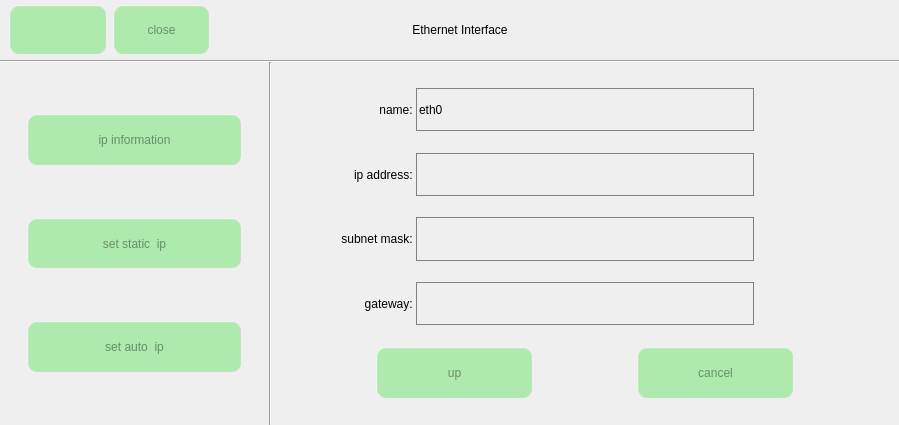
First picture: the form in ipset.ui, repository jizizihe/baijie_demo, before the edit.
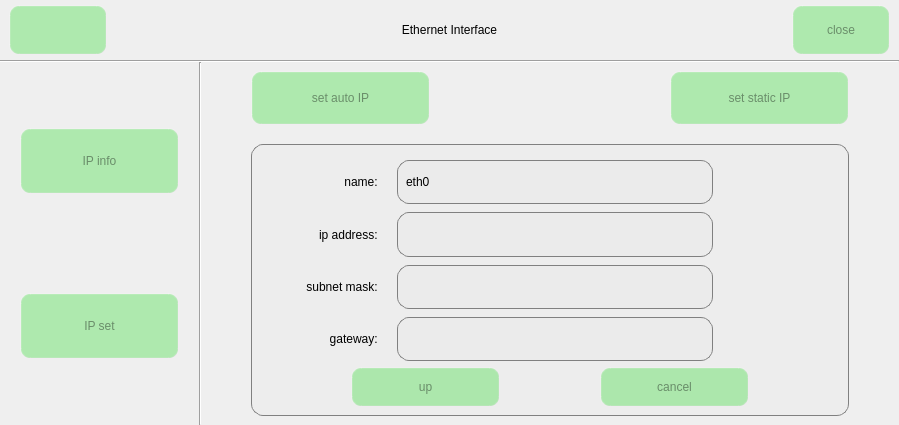
Second picture: the form after the edit. The open tabs and pages were chosen to show the change. Icons and pictures are not drawn.

Commit message: func: 1.change the list shows connected device, saved devices, and scanned devices in wifi       2.change the list shows connected device, saved devices, and scanned devices in bluetooth       3.change layout of set ip in Ethernet       4.add Click File to check or uncheck in Storage

What changed in the file:
```diff
--- a/ipset.ui
+++ b/ipset.ui
@@ -139,7 +139,7 @@
      </widget>
     </item>
     <item row="2" column="0">
-     <layout class="QHBoxLayout" name="horizontalLayout_7" stretch="3,0,7">
+     <layout class="QHBoxLayout" name="horizontalLayout_7" stretch="2,0,7">
       <property name="spacing">
        <number>0</number>
       </property>
@@ -175,7 +175,7 @@
           </spacer>
          </item>
          <item>
-          <layout class="QVBoxLayout" name="verticalLayout" stretch="2,2,2,2,2,2,2">
+          <layout class="QVBoxLayout" name="verticalLayout" stretch="2,2,3,2,2">
            <property name="spacing">
             <number>0</number>
            </property>
@@ -210,7 +210,7 @@
               <string notr="true"/>
              </property>
              <property name="text">
-              <string>ip information</string>
+              <string>IP info</string>
              </property>
              <property name="icon">
               <iconset resource="translation.qrc">
@@ -252,7 +252,7 @@
               </size>
              </property>
              <property name="text">
-              <string>set static  ip</string>
+              <string>IP set</string>
              </property>
              <property name="icon">
               <iconset resource="translation.qrc">
@@ -266,48 +266,6 @@
              </property>
             </widget>
            </item>
-           <item>
-            <spacer name="verticalSpacer_4">
-             <property name="orientation">
-              <enum>Qt::Vertical</enum>
-             </property>
-             <property name="sizeHint" stdset="0">
-              <size>
-               <width>20</width>
-               <height>28</height>
-              </size>
-             </property>
-            </spacer>
-           </item>
-           <item>
-            <widget class="QPushButton" name="delStaticIpBtn">
-             <property name="sizePolicy">
-              <sizepolicy hsizetype="Minimum" vsizetype="Minimum">
-               <horstretch>0</horstretch>
-               <verstretch>0</verstretch>
-              </sizepolicy>
-             </property>
-             <property name="minimumSize">
-              <size>
-               <width>0</width>
-               <height>0</height>
-              </size>
-             </property>
-             <property name="text">
-              <string>set auto  ip</string>
-             </property>
-             <property name="icon">
-              <iconset resource="translation.qrc">
-               <normaloff>:/button_image/ethernet/run.png</normaloff>:/button_image/ethernet/run.png</iconset>
-             </property>
-             <property name="iconSize">
-              <size>
-               <width>30</width>
-               <height>30</height>
-              </size>
-             </property>
-            </widget>
-           </item>
            <item>
             <spacer name="verticalSpacer_6">
              <property name="orientation">
@@ -425,35 +383,142 @@
            <property name="focusPolicy">
             <enum>Qt::WheelFocus</enum>
            </property>
-           <layout class="QVBoxLayout" name="verticalLayout_5" stretch="1,10,2,1">
+           <layout class="QHBoxLayout" name="horizontalLayout_4" stretch="1,12,1">
             <property name="spacing">
              <number>0</number>
             </property>
             <property name="leftMargin">
              <number>0</number>
             </property>
-            <property name="topMargin">
-             <number>0</number>
-            </property>
             <property name="rightMargin">
+             <number>0</number>
+            </property>
+            <item>
+             <spacer name="horizontalSpacer_6">
+              <property name="orientation">
+               <enum>Qt::Horizontal</enum>
+              </property>
+              <property name="sizeHint" stdset="0">
+               <size>
+                <width>47</width>
+                <height>20</height>
+               </size>
+              </property>
+             </spacer>
+            </item>
+            <item>
+             <layout class="QVBoxLayout" name="verticalLayout_6" stretch="3,1,15">
+              <property name="spacing">
+               <number>0</number>
+              </property>
+              <item>
+               <layout class="QHBoxLayout" name="horizontalLayout_3" stretch="3,4,3">
+                <property name="spacing">
              <number>0</number>
             </property>
             <property name="bottomMargin">
              <number>0</number>
             </property>
             <item>
-             <spacer name="verticalSpacer_14">
+                 <widget class="QPushButton" name="delStaticIpBtn">
+                  <property name="sizePolicy">
+                   <sizepolicy hsizetype="Minimum" vsizetype="Minimum">
+                    <horstretch>0</horstretch>
+                    <verstretch>0</verstretch>
+                   </sizepolicy>
+                  </property>
+                  <property name="minimumSize">
+                   <size>
+                    <width>0</width>
+                    <height>0</height>
+                   </size>
+                  </property>
+                  <property name="text">
+                   <string>set auto IP</string>
+                  </property>
+                  <property name="icon">
+                   <iconset resource="translation.qrc">
+                    <normaloff>:/button_image/d_ip.svg</normaloff>:/button_image/d_ip.svg</iconset>
+                  </property>
+                  <property name="iconSize">
+                   <size>
+                    <width>36</width>
+                    <height>36</height>
+                   </size>
+                  </property>
+                 </widget>
+                </item>
+                <item>
+                 <spacer name="horizontalSpacer_4">
+                  <property name="orientation">
+                   <enum>Qt::Horizontal</enum>
+                  </property>
+                  <property name="sizeHint" stdset="0">
+                   <size>
+                    <width>40</width>
+                    <height>20</height>
+                   </size>
+                  </property>
+                 </spacer>
+                </item>
+                <item>
+                 <widget class="QPushButton" name="pushButton">
+                  <property name="sizePolicy">
+                   <sizepolicy hsizetype="Minimum" vsizetype="Minimum">
+                    <horstretch>0</horstretch>
+                    <verstretch>0</verstretch>
+                   </sizepolicy>
+                  </property>
+                  <property name="text">
+                   <string>set static IP</string>
+                  </property>
+                  <property name="icon">
+                   <iconset resource="translation.qrc">
+                    <normaloff>:/button_image/s_ip.svg</normaloff>:/button_image/s_ip.svg</iconset>
+                  </property>
+                  <property name="iconSize">
+                   <size>
+                    <width>30</width>
+                    <height>30</height>
+                   </size>
+                  </property>
+                 </widget>
+                </item>
+               </layout>
+              </item>
+              <item>
+               <spacer name="verticalSpacer_3">
               <property name="orientation">
                <enum>Qt::Vertical</enum>
               </property>
               <property name="sizeHint" stdset="0">
                <size>
                 <width>20</width>
-                <height>21</height>
+                  <height>40</height>
                </size>
               </property>
              </spacer>
             </item>
+              <item>
+               <widget class="QWidget" name="widget" native="true">
+                <property name="styleSheet">
+                 <string notr="true">  border-radius: 12px; 
+  padding: 6px; 
+  background-color:rgba(255, 255, 255, 80);
+background-color: rgb(217, 217, 217,30);
+  border:1px solid gray;
+</string>
+                </property>
+                <layout class="QVBoxLayout" name="verticalLayout_5" stretch="5,1">
+                 <property name="leftMargin">
+                  <number>0</number>
+                 </property>
+                 <property name="topMargin">
+                  <number>16</number>
+                 </property>
+                 <property name="rightMargin">
+                  <number>0</number>
+                 </property>
             <item>
              <layout class="QHBoxLayout" name="horizontalLayout_2" stretch="1,2,7,3">
               <item>
@@ -470,9 +535,9 @@
                </spacer>
               </item>
               <item>
-               <layout class="QVBoxLayout" name="verticalLayout_2" stretch="2,1,2,1,2,1,2,1">
+                    <layout class="QVBoxLayout" name="verticalLayout_2" stretch="3,3,3,3">
                 <property name="spacing">
-                 <number>0</number>
+                      <number>8</number>
                 </property>
                 <item>
                  <widget class="QLabel" name="label_6">
@@ -488,6 +553,10 @@
                     <height>0</height>
                    </size>
                   </property>
+                       <property name="styleSheet">
+                        <string notr="true">background-color:transparent;
+border:1px solid transparent;</string>
+                       </property>
                   <property name="text">
                    <string>name: </string>
                   </property>
@@ -496,19 +565,6 @@
                   </property>
                  </widget>
                 </item>
-                <item>
-                 <spacer name="verticalSpacer_11">
-                  <property name="orientation">
-                   <enum>Qt::Vertical</enum>
-                  </property>
-                  <property name="sizeHint" stdset="0">
-                   <size>
-                    <width>20</width>
-                    <height>40</height>
-                   </size>
-                  </property>
-                 </spacer>
-                </item>
                 <item>
                  <widget class="QLabel" name="label_7">
                   <property name="sizePolicy">
@@ -523,6 +579,9 @@
                     <height>0</height>
                    </size>
                   </property>
+                       <property name="styleSheet">
+                        <string notr="true">background-color:transparent;border:1px solid transparent;</string>
+                       </property>
                   <property name="text">
                    <string>ip address: </string>
                   </property>
@@ -531,21 +590,11 @@
                   </property>
                  </widget>
                 </item>
-                <item>
-                 <spacer name="verticalSpacer_3">
-                  <property name="orientation">
-                   <enum>Qt::Vertical</enum>
-                  </property>
-                  <property name="sizeHint" stdset="0">
-                   <size>
-                    <width>20</width>
-                    <height>16</height>
-                   </size>
-                  </property>
-                 </spacer>
-                </item>
                 <item>
                  <widget class="QLabel" name="label_3">
+                       <property name="styleSheet">
+                        <string notr="true">background-color:transparent;border:1px solid transparent;</string>
+                       </property>
                   <property name="text">
                    <string>subnet mask: </string>
                   </property>
@@ -554,21 +603,11 @@
                   </property>
                  </widget>
                 </item>
-                <item>
-                 <spacer name="verticalSpacer_9">
-                  <property name="orientation">
-                   <enum>Qt::Vertical</enum>
-                  </property>
-                  <property name="sizeHint" stdset="0">
-                   <size>
-                    <width>20</width>
-                    <height>19</height>
-                   </size>
-                  </property>
-                 </spacer>
-                </item>
                 <item>
                  <widget class="QLabel" name="label_2">
+                       <property name="styleSheet">
+                        <string notr="true">background-color:transparent;border:1px solid transparent;</string>
+                       </property>
                   <property name="text">
                    <string>gateway: </string>
                   </property>
@@ -577,25 +616,12 @@
                   </property>
                  </widget>
                 </item>
-                <item>
-                 <spacer name="verticalSpacer_5">
-                  <property name="orientation">
-                   <enum>Qt::Vertical</enum>
-                  </property>
-                  <property name="sizeHint" stdset="0">
-                   <size>
-                    <width>20</width>
-                    <height>16</height>
-                   </size>
-                  </property>
-                 </spacer>
-                </item>
                </layout>
               </item>
               <item>
-               <layout class="QVBoxLayout" name="verticalLayout_4" stretch="2,1,2,1,2,1,2,1">
+                    <layout class="QVBoxLayout" name="verticalLayout_4" stretch="3,3,3,3">
                 <property name="spacing">
-                 <number>0</number>
+                      <number>8</number>
                 </property>
                 <item>
                  <widget class="QLineEdit" name="nameLineEdit">
@@ -617,24 +643,15 @@
                     <height>16777215</height>
                    </size>
                   </property>
+                       <property name="styleSheet">
+                        <string notr="true">
+</string>
+                       </property>
                   <property name="text">
                    <string>eth0</string>
                   </property>
                  </widget>
                 </item>
-                <item>
-                 <spacer name="verticalSpacer_8">
-                  <property name="orientation">
-                   <enum>Qt::Vertical</enum>
-                  </property>
-                  <property name="sizeHint" stdset="0">
-                   <size>
-                    <width>20</width>
-                    <height>40</height>
-                   </size>
-                  </property>
-                 </spacer>
-                </item>
                 <item>
                  <widget class="QLineEdit" name="ipAddrLineEdit">
                   <property name="sizePolicy">
@@ -657,19 +674,6 @@
                   </property>
                  </widget>
                 </item>
-                <item>
-                 <spacer name="verticalSpacer_12">
-                  <property name="orientation">
-                   <enum>Qt::Vertical</enum>
-                  </property>
-                  <property name="sizeHint" stdset="0">
-                   <size>
-                    <width>20</width>
-                    <height>40</height>
-                   </size>
-                  </property>
-                 </spacer>
-                </item>
                 <item>
                  <widget class="QLineEdit" name="masklineEdit">
                   <property name="sizePolicy">
@@ -680,19 +684,6 @@
                   </property>
                  </widget>
                 </item>
-                <item>
-                 <spacer name="verticalSpacer_13">
-                  <property name="orientation">
-                   <enum>Qt::Vertical</enum>
-                  </property>
-                  <property name="sizeHint" stdset="0">
-                   <size>
-                    <width>20</width>
-                    <height>40</height>
-                   </size>
-                  </property>
-                 </spacer>
-                </item>
                 <item>
                  <widget class="QLineEdit" name="gatewaylineEdit">
                   <property name="sizePolicy">
@@ -703,19 +694,6 @@
                   </property>
                  </widget>
                 </item>
-                <item>
-                 <spacer name="verticalSpacer_10">
-                  <property name="orientation">
-                   <enum>Qt::Vertical</enum>
-                  </property>
-                  <property name="sizeHint" stdset="0">
-                   <size>
-                    <width>20</width>
-                    <height>40</height>
-                   </size>
-                  </property>
-                 </spacer>
-                </item>
                </layout>
               </item>
               <item>
@@ -765,6 +743,20 @@
                   <verstretch>0</verstretch>
                  </sizepolicy>
                 </property>
+                     <property name="styleSheet">
+                      <string notr="true">QPushButton{
+     background-color: rgba(100, 225, 100, 120);/*背景色*/
+     border-style: outset; 
+     border-width:  2px;  
+     border-radius: 10px;
+     border-color: rgba(255, 225, 255, 30);
+     color:rgba(0, 0, 0, 100);
+     padding: 6px; 
+    outline: none; 
+}
+
+</string>
+                     </property>
                 <property name="text">
                  <string>up</string>
                 </property>
@@ -803,6 +795,19 @@
                   <height>16777215</height>
                  </size>
                 </property>
+                     <property name="styleSheet">
+                      <string notr="true">QPushButton{
+     background-color: rgba(100, 225, 100, 120);/*背景色*/
+     border-style: outset; 
+     border-width:  2px;  
+     border-radius: 10px;
+     border-color: rgba(255, 225, 255, 30);
+     color:rgba(0, 0, 0, 100);
+     padding: 6px; 
+    outline: none; 
+}
+</string>
+                     </property>
                 <property name="text">
                  <string>cancel</string>
                 </property>
@@ -829,15 +834,20 @@
               </item>
              </layout>
             </item>
+                </layout>
+               </widget>
+              </item>
+             </layout>
+            </item>
             <item>
-             <spacer name="verticalSpacer_15">
+             <spacer name="horizontalSpacer_5">
               <property name="orientation">
-               <enum>Qt::Vertical</enum>
+               <enum>Qt::Horizontal</enum>
               </property>
               <property name="sizeHint" stdset="0">
                <size>
-                <width>20</width>
-                <height>21</height>
+                <width>47</width>
+                <height>20</height>
                </size>
               </property>
              </spacer>
@@ -851,9 +861,9 @@
      </layout>
     </item>
     <item row="0" column="0">
-     <layout class="QHBoxLayout" name="horizontalLayout_8" stretch="1,1,1,3,3">
+     <layout class="QHBoxLayout" name="horizontalLayout_8" stretch="1,2,3,2,1">
       <property name="spacing">
-       <number>6</number>
+       <number>0</number>
       </property>
       <property name="leftMargin">
        <number>9</number>
@@ -862,7 +872,7 @@
        <number>5</number>
       </property>
       <property name="rightMargin">
-       <number>0</number>
+       <number>9</number>
       </property>
       <property name="bottomMargin">
        <number>5</number>
@@ -893,19 +903,6 @@
         </property>
        </widget>
       </item>
-      <item>
-       <widget class="QPushButton" name="btn_open">
-        <property name="sizePolicy">
-         <sizepolicy hsizetype="Minimum" vsizetype="Minimum">
-          <horstretch>0</horstretch>
-          <verstretch>0</verstretch>
-         </sizepolicy>
-        </property>
-        <property name="text">
-         <string>close</string>
-        </property>
-       </widget>
-      </item>
       <item>
        <spacer name="horizontalSpacer">
         <property name="orientation">
@@ -942,6 +939,19 @@
         </property>
        </spacer>
       </item>
+      <item>
+       <widget class="QPushButton" name="btn_open">
+        <property name="sizePolicy">
+         <sizepolicy hsizetype="Minimum" vsizetype="Minimum">
+          <horstretch>0</horstretch>
+          <verstretch>0</verstretch>
+         </sizepolicy>
+        </property>
+        <property name="text">
+         <string>close</string>
+        </property>
+       </widget>
+      </item>
      </layout>
     </item>
    </layout>
```
Left out of the diff: 31 changed lines with no effect on the pictures. Lines whose indentation alone changed are shown as unchanged. The commit also changes 60 other files.
